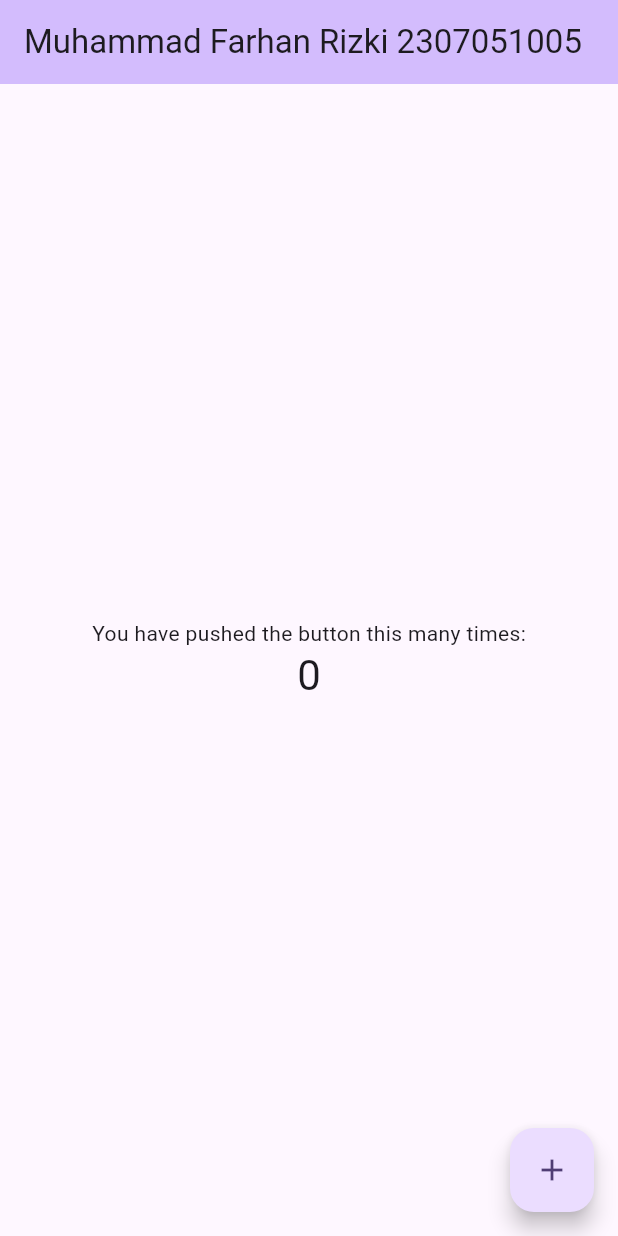
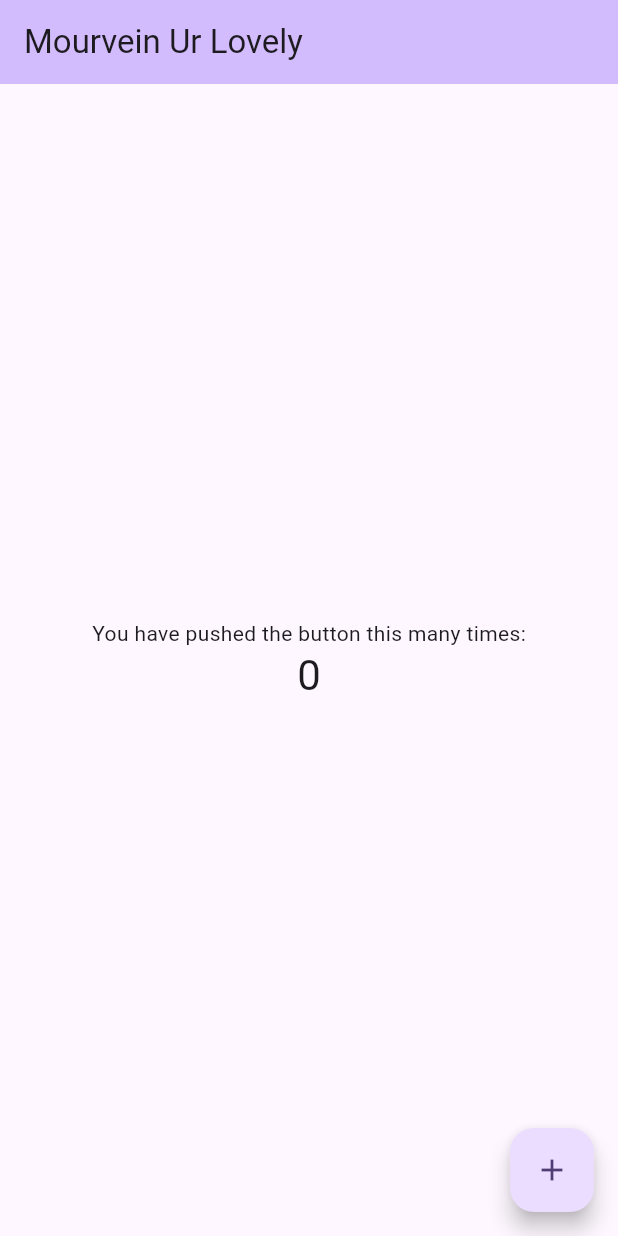
Before and after one commit to hanrizki/prak-mobilelanjut-2307051005, a Flutter app: the screen it shows after launch, on a phone screen of 412 x 824 dp. Run offline on Flutter 3.47's test engine with Material 3 defaults, Android fonts, the phone set to English and light mode, and no system bars.

Commit message:
pertemuan 2

```diff
--- a/lib/main.dart
+++ b/lib/main.dart
@@ -30,7 +30,7 @@ class MyApp extends StatelessWidget {
         // tested with just a hot reload.
         colorScheme: ColorScheme.fromSeed(seedColor: Colors.deepPurple),
       ),
-      home: const MyHomePage(title: 'Muhammad Farhan Rizki 2307051005'),
+      home: const MyHomePage(title: 'Mourvein Ur Lovely'),
     );
   }
 }
```
